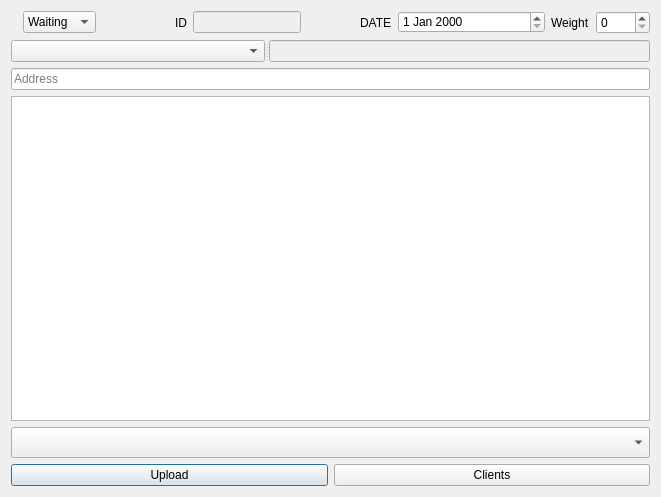
The window that TransportManagersServer/dialogrecorteditform.ui (werasaimon/TransportManagers) describes before a commit, drawn with Qt 5.
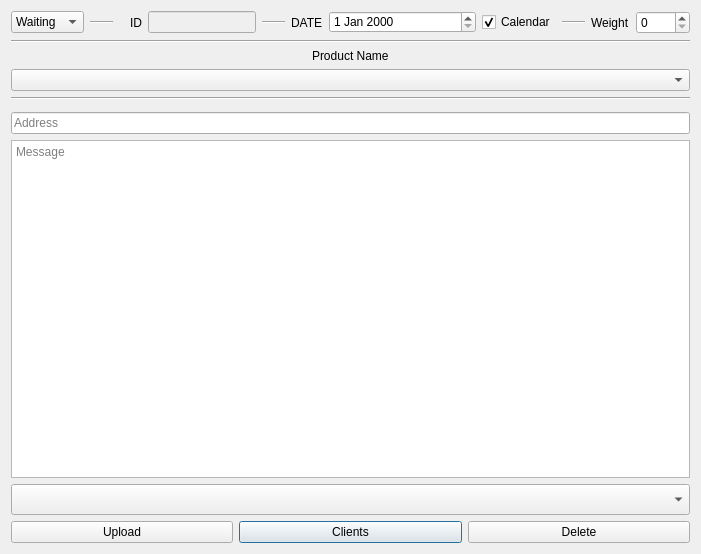
The same window after the commit.

What changed in the file:
```diff
--- a/TransportManagersServer/dialogrecorteditform.ui
+++ b/TransportManagersServer/dialogrecorteditform.ui
@@ -6,8 +6,8 @@
    <rect>
     <x>0</x>
     <y>0</y>
-    <width>661</width>
-    <height>497</height>
+    <width>701</width>
+    <height>554</height>
    </rect>
   </property>
   <property name="windowTitle">
@@ -16,7 +16,39 @@
   <layout class="QGridLayout" name="gridLayout_5">
    <item row="0" column="0">
     <layout class="QGridLayout" name="gridLayout_4">
-     <item row="5" column="0">
+     <item row="12" column="0">
+      <layout class="QGridLayout" name="gridLayout_3">
+       <item row="0" column="1">
+        <widget class="QPushButton" name="pushButton_2">
+         <property name="text">
+          <string>Clients</string>
+         </property>
+        </widget>
+       </item>
+       <item row="0" column="0">
+        <widget class="QPushButton" name="pushButton">
+         <property name="text">
+          <string>Upload</string>
+         </property>
+        </widget>
+       </item>
+       <item row="0" column="2">
+        <widget class="QPushButton" name="pushButton_Delete">
+         <property name="text">
+          <string>Delete</string>
+         </property>
+        </widget>
+       </item>
+      </layout>
+     </item>
+     <item row="9" column="0">
+      <widget class="QLineEdit" name="lineEdit_Address">
+       <property name="placeholderText">
+        <string>Address</string>
+       </property>
+      </widget>
+     </item>
+     <item row="11" column="0">
       <widget class="QComboBox" name="comboBox_Clients">
        <property name="font">
         <font>
@@ -31,48 +63,49 @@
        </property>
       </widget>
      </item>
-     <item row="6" column="0">
-      <layout class="QGridLayout" name="gridLayout_3">
-       <item row="0" column="0">
-        <widget class="QPushButton" name="pushButton">
-         <property name="text">
-          <string>Upload</string>
-         </property>
-        </widget>
-       </item>
-       <item row="0" column="1">
-        <widget class="QPushButton" name="pushButton_2">
-         <property name="text">
-          <string>Clients</string>
-         </property>
-        </widget>
-       </item>
-      </layout>
-     </item>
      <item row="0" column="0">
       <layout class="QGridLayout" name="gridLayout_2">
+       <item row="0" column="6">
+        <widget class="QDateEdit" name="dateEdit">
+         <property name="minimumSize">
+          <size>
+           <width>147</width>
+           <height>0</height>
+          </size>
+         </property>
+         <property name="maximumSize">
+          <size>
+           <width>147</width>
+           <height>22</height>
+          </size>
+         </property>
+        </widget>
+       </item>
+       <item row="0" column="7">
+        <widget class="QCheckBox" name="checkBox_Calendar">
+         <property name="text">
+          <string>Calendar</string>
+         </property>
+         <property name="checked">
+          <bool>true</bool>
+         </property>
+        </widget>
+       </item>
        <item row="0" column="2" alignment="Qt::AlignRight">
+        <widget class="QLabel" name="label_2">
+         <property name="text">
+          <string>ID</string>
+         </property>
+        </widget>
+       </item>
+       <item row="0" column="3" alignment="Qt::AlignRight">
         <widget class="QLineEdit" name="lineEdit_ID">
          <property name="enabled">
           <bool>false</bool>
          </property>
         </widget>
        </item>
-       <item row="0" column="1" alignment="Qt::AlignRight">
-        <widget class="QLabel" name="label_2">
-         <property name="text">
-          <string>ID</string>
-         </property>
-        </widget>
-       </item>
-       <item row="0" column="4" alignment="Qt::AlignRight">
-        <widget class="QLabel" name="label">
-         <property name="text">
-          <string>DATE</string>
-         </property>
-        </widget>
-       </item>
-       <item row="0" column="6">
+       <item row="0" column="9">
         <layout class="QFormLayout" name="formLayout">
          <item row="0" column="0">
           <widget class="QLabel" name="label_3">
@@ -90,23 +123,21 @@
          </item>
         </layout>
        </item>
-       <item row="0" column="5">
-        <widget class="QDateEdit" name="dateEdit">
-         <property name="minimumSize">
-          <size>
-           <width>147</width>
-           <height>0</height>
-          </size>
+       <item row="0" column="5" alignment="Qt::AlignRight">
+        <widget class="QLabel" name="label">
+         <property name="text">
+          <string>DATE</string>
          </property>
-         <property name="maximumSize">
-          <size>
-           <width>147</width>
-           <height>22</height>
-          </size>
+        </widget>
+       </item>
+       <item row="0" column="4">
+        <widget class="Line" name="line_2">
+         <property name="orientation">
+          <enum>Qt::Horizontal</enum>
          </property>
         </widget>
        </item>
-       <item row="0" column="0" alignment="Qt::AlignRight">
+       <item row="0" column="0" alignment="Qt::AlignLeft">
         <widget class="QComboBox" name="comboBox_Status">
          <property name="maximumSize">
           <size>
@@ -131,39 +162,64 @@
          </item>
         </widget>
        </item>
+       <item row="0" column="8">
+        <widget class="Line" name="line">
+         <property name="orientation">
+          <enum>Qt::Horizontal</enum>
+         </property>
+        </widget>
+       </item>
+       <item row="0" column="1">
+        <widget class="Line" name="line_3">
+         <property name="orientation">
+          <enum>Qt::Horizontal</enum>
+         </property>
+        </widget>
+       </item>
       </layout>
      </item>
+     <item row="3" column="0" alignment="Qt::AlignHCenter">
+      <widget class="QLabel" name="label_4">
+       <property name="text">
+        <string>Product Name</string>
+       </property>
+      </widget>
+     </item>
+     <item row="10" column="0">
+      <widget class="QPlainTextEdit" name="plainTextEdit">
+       <property name="documentTitle">
+        <string>Message</string>
+       </property>
+       <property name="placeholderText">
+        <string>Message</string>
+       </property>
+      </widget>
+     </item>
+     <item row="6" column="0">
+      <widget class="QSplitter" name="splitter">
+       <property name="orientation">
+        <enum>Qt::Horizontal</enum>
+       </property>
+      </widget>
+     </item>
+     <item row="2" column="0">
+      <widget class="Line" name="line_4">
+       <property name="orientation">
+        <enum>Qt::Horizontal</enum>
+       </property>
+      </widget>
+     </item>
      <item row="4" column="0">
-      <widget class="QPlainTextEdit" name="plainTextEdit"/>
-     </item>
-     <item row="3" column="0">
-      <widget class="QLineEdit" name="lineEdit_Address">
-       <property name="placeholderText">
-        <string>Address</string>
-       </property>
-      </widget>
+      <widget class="QComboBox" name="comboBox_NameProducts"/>
      </item>
      <item row="1" column="0">
       <layout class="QGridLayout" name="gridLayout"/>
      </item>
-     <item row="2" column="0">
-      <widget class="QSplitter" name="splitter">
+     <item row="5" column="0">
+      <widget class="Line" name="line_5">
        <property name="orientation">
         <enum>Qt::Horizontal</enum>
        </property>
-       <widget class="QComboBox" name="comboBox_NameProducts">
-        <property name="minimumSize">
-         <size>
-          <width>73</width>
-          <height>22</height>
-         </size>
-        </property>
-       </widget>
-       <widget class="QLineEdit" name="lineEdit_CurrentProduct">
-        <property name="enabled">
-         <bool>false</bool>
-        </property>
-       </widget>
       </widget>
      </item>
     </layout>
```
